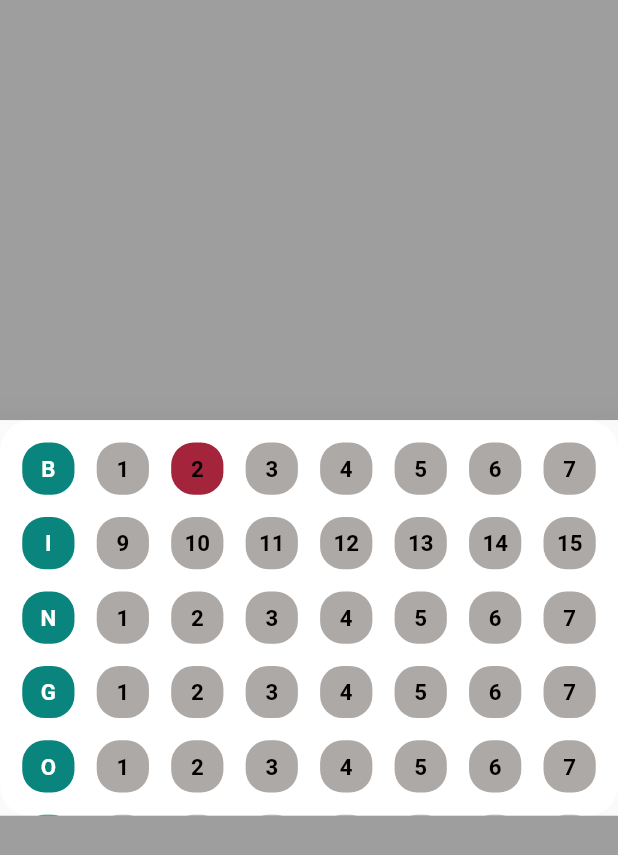
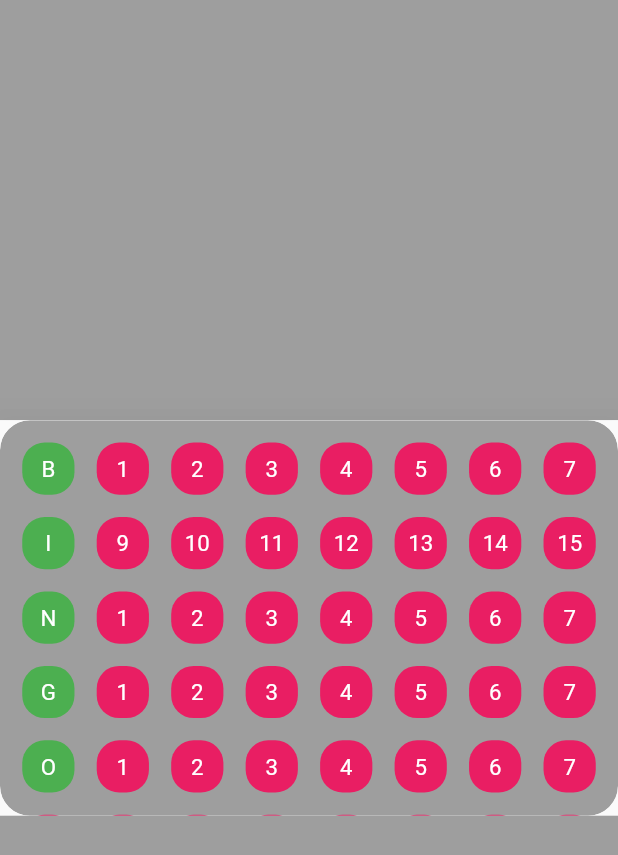
Before and after one commit to MaxiSoriano70/1erWidgetGrupo5, a Flutter app: the screen it shows after launch, after a tap on an icon or button, on a phone screen of 412 x 824 dp. Shown: the top 855 px of the screen. Run offline on Flutter 3.47's test engine with Material 2 defaults, Android fonts, the phone set to English and light mode, and no system bars.

Commit message:
Falto yo soy el MAP

```diff
--- a/lib/src/components/bingo_card.dart
+++ b/lib/src/components/bingo_card.dart
@@ -1,56 +1,5 @@
+import 'package:flutter/foundation.dart';
 import 'package:flutter/material.dart';
-
-class CustomButton{
-  String? _valorView;
-  bool? _check;
-  Color? _colorBacBackground;
-  Color? _colorText;
-
-  CustomButton(String valorView, Color colorBacBackground, Color colorText){
-    _valorView=valorView;
-    _check=false;
-    _colorBacBackground=colorBacBackground;
-    _colorText=colorText;
-  }
-
-  Color get colorText => _colorText!;
-
-  set colorText(Color value) {
-    _colorText = value;
-  }
-
-  String get valorView => _valorView!;
-
-  set valorView(String value) {
-    _valorView = value;
-  }
-
-  bool get check => _check!;
-
-  set check(bool value) {
-    _check = value;
-  }
-
-  Color get colorBacBackground => _colorBacBackground!;
-
-  set colorBacBackground(Color value) {
-    _colorBacBackground = value;
-  }
-
-  void _bingoCheck(){
-    if(_check==false){
-      _check=true;
-      _colorBacBackground=const Color(0xffa4243b);
-      _colorText=Colors.black;
-    }
-    else{
-      _check=false;
-      _colorBacBackground=const Color(0xffada9a6);
-      _colorText=Colors.white;
-    }
-  }
-
-}
 
 class BingoCard extends StatefulWidget {
   const BingoCard({Key? key}) : super(key: key);
@@ -66,129 +15,120 @@ class _BingoCardState extends State<BingoCard> {
     "1","2","3","4","5","6","7",
     "1","2","3","4","5","6","7",
     "1","2","3","4","5","6","7",];
-  //LISTA DE NUMERO CON BINGO
-  List<CustomButton> listaConBingo=[];
-  //METODO PARA AGREGAR BINGO
-  List<CustomButton> listaConLetras(List<String> list){
+  //LISTA CON NUMEROS
+  List<String> listwithBingo=[];
+  //METODO PARA LLENAR LA LISTA CON BINGO
+  List<String> listWithLetters(List<String> list){
     int i=0;
     int posicion=0;
     while(i<40){
       if(i==0){
-        var aux=CustomButton("B",const Color(0xff09857d),Colors.white);
-        listaConBingo.add(aux);
+        listwithBingo.add("B");
         i++;
       }
       else if(i==8){
-        var aux=CustomButton("I",const Color(0xff09857d),Colors.white);
-        listaConBingo.add(aux);
+        listwithBingo.add("I");
         i++;
       }
       else if(i==16){
-        var aux=CustomButton("N",const Color(0xff09857d),Colors.white);
-        listaConBingo.add(aux);
+        listwithBingo.add("N");
         i++;
       }
       else if(i==24){
-        var aux=CustomButton("G",const Color(0xff09857d),Colors.white);
-        listaConBingo.add(aux);
+        listwithBingo.add("G");
         i++;
       }
       else if(i==32){
-        var aux=CustomButton("O",const Color(0xff09857d),Colors.white);
-        listaConBingo.add(aux);
+        listwithBingo.add("O");
         i++;
       }
       else{
-        var aux=CustomButton(list[posicion],const Color(0xffada9a6),Colors.black);
-        listaConBingo.add(aux);
+        listwithBingo.add(list[posicion]);
         i++;
         posicion++;
       }
     }
-    return listaConBingo;
+    return listwithBingo;
   }
-
-  void _checkColorButton(CustomButton button){
-    button._bingoCheck();
-  }
-
   @override
   Widget build(BuildContext context) {
     return _bingoCard(MediaQuery.of(context).size.width);
   }
-
-  Widget _bingoCard(double width) {
+  Widget _bingoCard(double _width) {
     return Material(
         elevation: 25,
         child: ClipRRect(
           borderRadius: BorderRadius.circular(20),
           child: Container(
-            width: width,
-            height: width*0.64,
+            width: _width,
+            height: _width*0.64,
             decoration: BoxDecoration(
               borderRadius: BorderRadius.circular(20),
-              color: Colors.white,
+              color: Colors.grey,
             ),
             child: GridView.builder(
-              padding: EdgeInsets.all(width*0.072/2),
-              itemCount: listaConLetras(listaDeNumeros).length,
+              padding: EdgeInsets.all(_width*0.072/2),
+              itemCount: listWithLetters(listaDeNumeros).length,
               physics: const NeverScrollableScrollPhysics(),
               gridDelegate: SliverGridDelegateWithFixedCrossAxisCount(
                   crossAxisCount: 8,
-                  crossAxisSpacing: (width*0.072/2),
-                  mainAxisSpacing: width*0.072/2
+                  crossAxisSpacing: (_width*0.072/2),
+                  mainAxisSpacing: _width*0.072/2
               ),
               itemBuilder: (context, index){
-                return _letterOrNumber(context,index,width,listaConLetras(listaDeNumeros)[index]);
+                return _LetterOrNumber(context,index,_width,listWithLetters(listaDeNumeros)[index]);
               },
             ),
           ),
         ));
   }
 
-  Widget _letterOrNumber(context, index,double width, CustomButton button){
+  Widget _LetterOrNumber(context, index,double _width, String text){
     if(index==0 || index==8 || index==16 || index==24 || index==32){
-      return _cardLetter(context, index,width, button);
+      return _cardLetter(context, index,_width,text);
     }
     else {
-      return _buttonNumber(context, index,width, button);
+      return _buttonNumber(context, index,_width,text);
     }
   }
 
-  Widget _cardLetter(context, index, double width, CustomButton button/*, Color colorBackground, Color colorText*/) {
+  Widget _cardLetter(context, index, double _width, String letter/*, Color colorBackground, Color colorText*/) {
     return InkWell(
       onTap: (){},
       child: Container(
-        width: width*0.072,
-        height: width*0.072,
+        width: _width*0.072,
+        height: _width*0.072,
         decoration: BoxDecoration(
           borderRadius: BorderRadius.circular(15),
-          color: button._colorBacBackground,
+          color: Colors.green,
         ),
         child: Center(
-          child: Text(button.valorView, style: TextStyle(color: button._colorText,fontWeight: FontWeight.bold, fontSize: width*0.036),),
+          child: Text(letter, style: TextStyle(color: Colors.white, fontSize: _width*0.036),),
         ),
       ),
     );
   }
 
-  Widget _buttonNumber(context, index, double width, CustomButton button/*,Color colorBackground, Color colorText*/){
+  Widget _buttonNumber(context, index, double _width, String number/*,Color colorBackground, Color colorText*/){
+    Color colorBacBackground=Colors.pink;
+    bool checkColor=true;
     return InkWell(
       onTap: (){
         setState(() {
-          _checkColorButton(button);
+          checkColor=!checkColor;
+          colorBacBackground=checkColor==true?Colors.pink:colorBacBackground=Colors.indigo;
         });
       },
       child: Container(
-        width: width*0.072,
-        height: width*0.072,
+        width: _width*0.072,
+        height: _width*0.072,
         decoration: BoxDecoration(
           borderRadius: BorderRadius.circular(15),
-          color: button.colorBacBackground,
+          color: colorBacBackground,
         ),
         child: Center(
-          child: Text(button.valorView,
-            style: TextStyle(color: button._colorText,fontWeight: FontWeight.bold, fontSize: width*0.036),),
+          child: Text(number,
+            style: TextStyle(color: Colors.white, fontSize: _width*0.036),),
         ),
       ),
     );
```
